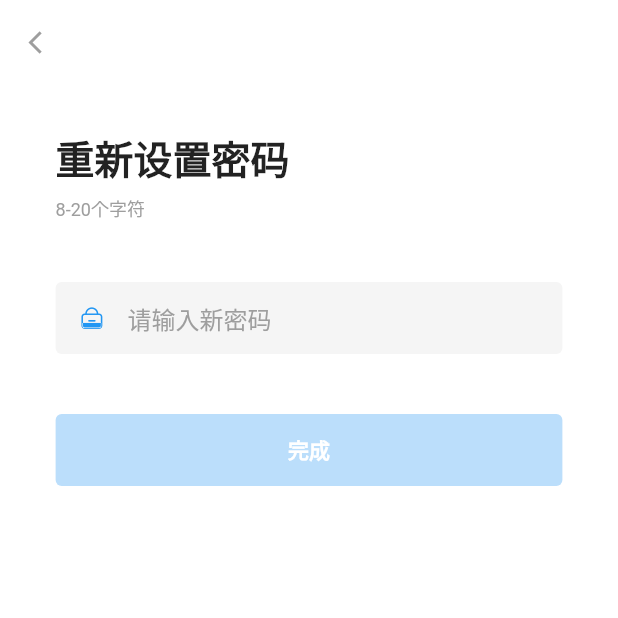
After one commit to asnowi/getx_app, a Flutter app: the ResetPwdView screen opened by its route, on a phone screen of 412 x 824 dp, the top half of it. The commit adds this screen. Run offline on Flutter 3.47's test engine with Material 2 defaults, Android fonts, the phone set to English and light mode, and no system bars; drawn by our look-alikes of pull_to_refresh; our stand-ins replace cached_network_image, event_bus, flutter_screenutil, get, hive, hive_flutter; missing offline and left inert: flustars; accounts and stored records are empty.

Commit message:
back login

```diff
--- a/lib/common/config/const.dart
+++ b/lib/common/config/const.dart
@@ -8,5 +8,6 @@ class BundleKey {
 
 class EventCode {
     static const int EVENT_LOGIN = 999;
+    static const int EVENT_BACK_LOGIN = 100;
 
 }
--- a/lib/common/router/app_pages.dart
+++ b/lib/common/router/app_pages.dart
@@ -9,6 +9,8 @@ import 'package:getx_app/pages/home/home_binding.dart';
 import 'package:getx_app/pages/home/home_view.dart';
 import 'package:getx_app/pages/login/login_binding.dart';
 import 'package:getx_app/pages/login/login_view.dart';
+import 'package:getx_app/pages/resetPwd/resetPwd_binding.dart';
+import 'package:getx_app/pages/resetPwd/resetPwd_view.dart';
 
 part 'app_routes.dart';
 class AppPages {
@@ -45,6 +47,14 @@ class AppPages {
         transitionDuration: Duration(milliseconds: 300),
         transition: Transition.rightToLeftWithFade
     ),
+
+    GetPage(
+        name: AppRoutes.resetPwd,
+        page: () => ResetPwdView(),
+        binding: ResetPwdBinding(),
+        transitionDuration: Duration(milliseconds: 300),
+        transition: Transition.rightToLeftWithFade
+    ),
   ];
 
   // 找不到去登录页
--- a/lib/common/router/app_routes.dart
+++ b/lib/common/router/app_routes.dart
@@ -5,4 +5,5 @@ abstract class AppRoutes {
   static const home = '/home';
   static const findPwd = '/findPwd';
   static const code = '/code';
+  static const resetPwd = '/resetPwd';
 }
--- a/lib/pages/code/code_view.dart
+++ b/lib/pages/code/code_view.dart
@@ -128,7 +128,6 @@ class CodeView extends GetView<CodeController>{
   }
 
   Widget _buildSubTitle() {
-    //
     return Container(
       padding: EdgeInsets.only(top: 3, bottom: 30),
       alignment: Alignment.centerLeft,
--- /dev/null
+++ b/lib/pages/resetPwd/resetPwd_binding.dart
@@ -0,0 +1,9 @@
+import 'package:get/get.dart';
+import 'package:getx_app/pages/resetPwd/resetPwd_controller.dart';
+
+class ResetPwdBinding extends Bindings{
+  @override
+  void dependencies() {
+    Get.lazyPut<ResetPwdController>(() => ResetPwdController());
+  }
+}
--- /dev/null
+++ b/lib/pages/resetPwd/resetPwd_controller.dart
@@ -0,0 +1,77 @@
+import 'package:flutter/material.dart';
+import 'package:get/get.dart';
+import 'package:getx_app/common/config/const.dart';
+import 'package:getx_app/common/utils/index.dart';
+
+class ResetPwdController extends GetxController{
+
+  final TextEditingController inputController = TextEditingController();
+
+  bool _eyeAction = false;
+  bool get eyeAction {
+    return _eyeAction;
+  }
+
+  void changeEyeAction(bool b){
+    this._eyeAction = b;
+    update(['input']);
+  }
+
+
+  bool _hasEye = false;
+  bool get hasEye {
+    return this._hasEye;
+  }
+
+  void changeHasEye(bool b){
+    this._hasEye = b;
+    update(['input']);
+  }
+
+  String _phone = '';
+  String get phone {
+    return _phone;
+  }
+
+  @override
+  void onInit() {
+    LogUtils.GGQ('---onInit -');
+    super.onInit();
+  }
+
+  @override
+  void onReady() {
+   final map = Get.arguments;
+   final phone = map['phone'];
+   if(phone != null){
+     this._phone = phone;
+     LogUtils.GGQ('---Phone ->>${phone}');
+   }
+    super.onReady();
+  }
+
+
+  void onSubmit(){
+    if(phone.isEmpty){
+      Get.snackbar('', '手机号错误！');
+      return;
+    }
+
+    if(inputController.text.isEmpty){
+      Get.snackbar('', '请输入新密码！');
+      return;
+    }
+
+    if(inputController.text.length < 8 || inputController.text.length > 20){
+      Get.snackbar('', '请输入8至20个字符！');
+      return;
+    }
+
+    //完成
+    // 通过 event bus 逐个关闭之前的页面 直到登录页
+    final event = CommonEvent(EventCode.EVENT_BACK_LOGIN);
+    EventBusUtils.send(event);
+    Get.back();
+  }
+
+}
--- /dev/null
+++ b/lib/pages/resetPwd/resetPwd_view.dart
@@ -0,0 +1,156 @@
+import 'package:flutter/material.dart';
+import 'package:get/get.dart';
+import 'package:getx_app/pages/resetPwd/resetPwd_controller.dart';
+import 'package:getx_app/common/utils/index.dart';
+
+class ResetPwdView extends GetView<ResetPwdController>{
+  @override
+  Widget build(BuildContext context) {
+    return Scaffold(
+      appBar: AppBar(
+        elevation: 0.0,
+        backgroundColor: Colors.white,
+        leading: IconButton(
+          onPressed: () {
+            Get.back();
+          },
+          icon: Icon(
+            Icons.arrow_back_ios,
+            size: 18,
+            color: Colors.grey,
+          ),
+        ),
+      ),
+      body: _buildContent(),
+    );
+  }
+
+  Widget _buildContent() {
+    return Container(
+      color: Colors.white,
+      alignment: Alignment.center,
+      width: Get.width,
+      child: Column(
+        children: [
+          _buildTitle(),
+          _buildSubTitle(),
+          _buildInput(),
+          _buildSubmit(),
+        ],
+      ),
+    );
+  }
+
+  Widget _buildInput(){
+    return Padding(
+      padding: EdgeInsets.only(top: 10, bottom: 40),
+      child: GetBuilder<ResetPwdController>(
+        id: 'input',
+        builder: (_) => ConstrainedBox(
+          constraints: BoxConstraints(maxHeight: 48.h,maxWidth: 0.82.sw),
+          child: TextField(
+            controller: controller.inputController,
+            maxLines: 1,
+            autocorrect: true,//是否自动更正
+            // autofocus: true,//是否自动对焦
+            textAlign: TextAlign.start,//文本对齐方式
+            obscureText: !controller.eyeAction,//是否是密码
+            style: TextStyle(
+              fontSize: 16,
+              color: Colors.black87,
+            ),
+            decoration: InputDecoration(
+              isDense: true,
+              contentPadding: const EdgeInsets.symmetric(vertical: 4),
+              hintText: '请输入新密码',
+              hintStyle: TextStyle(
+                fontSize: 16,
+                color: Colors.grey,
+              ),
+              prefixIcon: const Icon(Iconfont.pwd,color: Colors.blue,size: 16),
+              suffixIcon: controller.hasEye? GestureDetector(
+                child: Icon(controller.eyeAction? Iconfont.eyeShow: Iconfont.eyeHide,color: Colors.blue,size: 16),
+                onTap: (){
+                  controller.changeEyeAction(!controller.eyeAction);
+                },
+              ):null,
+              border: OutlineInputBorder(
+                  borderRadius: BorderRadius.circular(4),
+                  borderSide: BorderSide.none),
+              filled: true,
+              fillColor: Colors.grey[100],
+            ),
+            onChanged: (text) {//内容改变的回调
+              controller.changeHasEye(text.isNotEmpty);
+            },
+            onSubmitted: (text) {//内容提交(按回车)的回调
+              LogUtils.GGQ('password onSubmitted:${text}');
+            },
+          ),
+        ),
+      ),
+    );
+  }
+
+
+  Widget _buildSubmit(){
+    return Container(
+      width: 0.82.sw,
+      child: GetBuilder<ResetPwdController>(
+        id: 'input',
+        builder: (_) =>ElevatedButton(
+            onPressed: controller.inputController.text.isBlank? null :(){
+                LogUtils.GGQ('手机号->${controller.phone}');
+                controller.onSubmit();
+            },
+            style: ButtonStyle(
+                backgroundColor: MaterialStateProperty.resolveWith((states) {
+                  if (states.contains(MaterialState.disabled)) {
+                    return Colors.blue[100];
+                  }
+                  return Colors.blue;
+                })),
+            child: Padding(
+              padding: EdgeInsets.symmetric(vertical: 12.h),
+              child: Text(
+                '完成',
+                style: TextStyle(
+                  fontSize: 14,
+                  color: Colors.white,
+                  fontWeight: FontWeight.bold,
+                ),
+              ),
+            )),
+      ),
+    );
+  }
+
+  Widget _buildTitle(){
+    return Container(
+      padding: EdgeInsets.only(top: 30, bottom: 3),
+      alignment: Alignment.centerLeft,
+      width: 0.82.sw,
+      child: Text(
+        '重新设置密码',
+        style: TextStyle(
+            fontSize: 26,
+            color: Colors.black87,
+            fontWeight: FontWeight.bold
+        ),
+      ),
+    );
+  }
+
+  Widget _buildSubTitle(){
+    return Container(
+      padding: EdgeInsets.only(top: 3, bottom: 30),
+      alignment: Alignment.centerLeft,
+      width: 0.82.sw,
+      child: Text('8-20个字符',style: TextStyle(
+          color: Colors.grey,
+          fontSize: 12
+      ),),
+    );
+  }
+
+}
```
Also changed, not shown: lib/pages/code/code_controller.dart (+33 -4 lines), lib/pages/findPwd/findPwd.controller.dart (+26 -0 lines).
